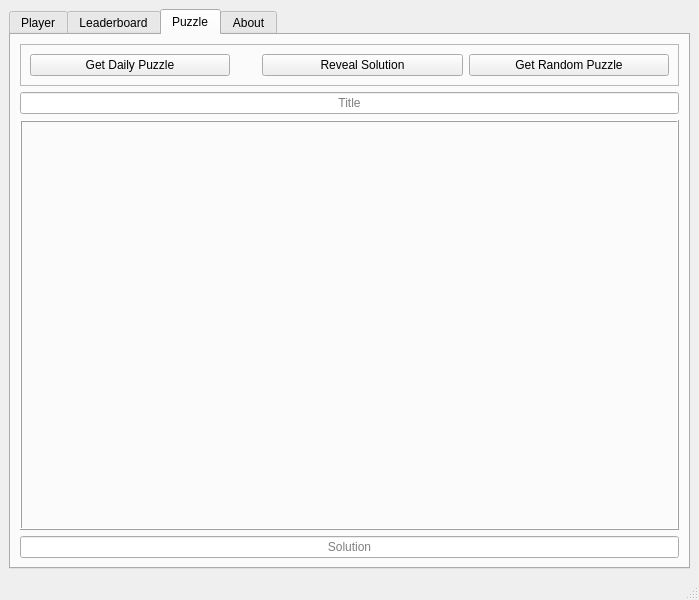
Qt form src/interface/main_window.ui (afmdiazh/Chess-Dot-Py) before a commit.
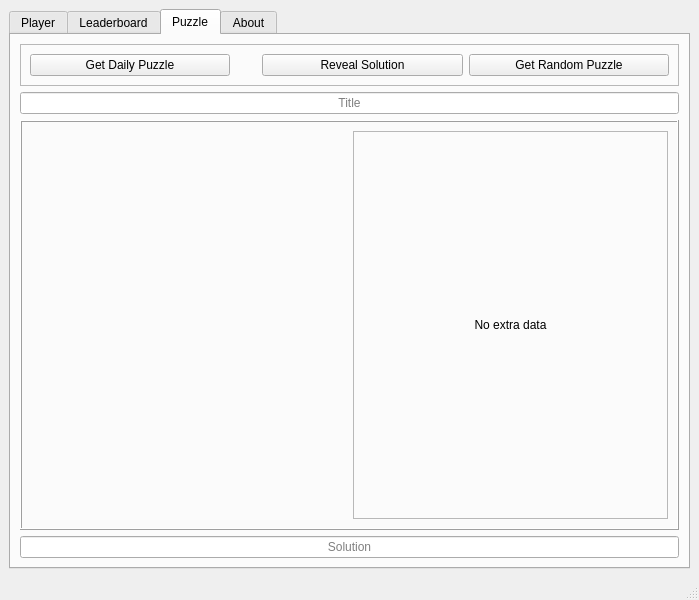
The same form after that commit. The open tabs and pages were chosen to show the change. Icons and pictures are not drawn. Custom widgets are drawn as their Qt base class.

Commit message: Puzzle: implemented extra data with HTML string formatting

```diff
--- a/src/interface/main_window.ui
+++ b/src/interface/main_window.ui
@@ -1682,6 +1682,31 @@
                  </property>
                 </widget>
                </item>
+               <item row="0" column="1">
+                <widget class="QFrame" name="frame">
+                 <property name="frameShape">
+                  <enum>QFrame::StyledPanel</enum>
+                 </property>
+                 <property name="frameShadow">
+                  <enum>QFrame::Raised</enum>
+                 </property>
+                 <layout class="QHBoxLayout" name="horizontalLayout_4">
+                  <item>
+                   <widget class="QLabel" name="labelPuzzleExtraData">
+                    <property name="text">
+                     <string>No extra data</string>
+                    </property>
+                    <property name="alignment">
+                     <set>Qt::AlignCenter</set>
+                    </property>
+                    <property name="wordWrap">
+                     <bool>true</bool>
+                    </property>
+                   </widget>
+                  </item>
+                 </layout>
+                </widget>
+               </item>
               </layout>
              </widget>
             </item>
```
The commit also changes 4 other files.
